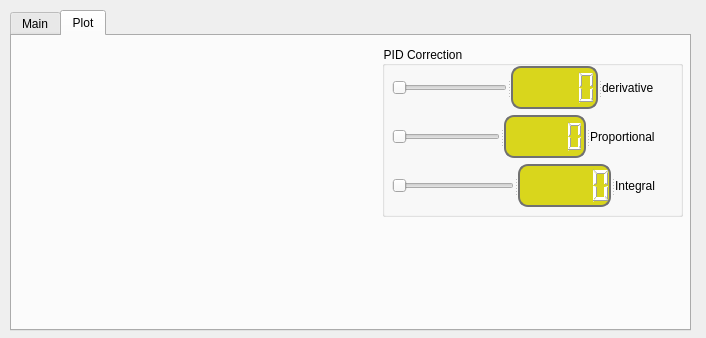
First picture: the form in gui_soft/soft/solder.ui, repository aramgeg/solder, before the edit.
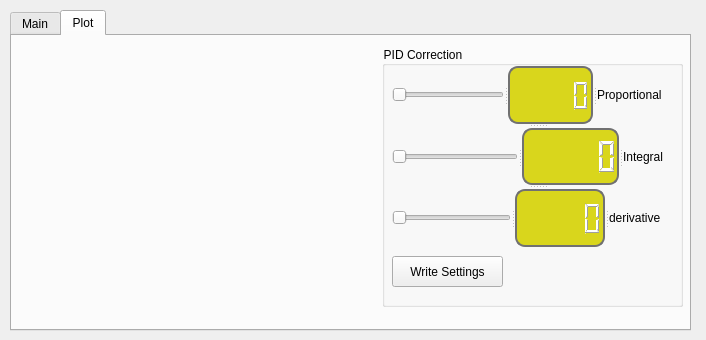
Second picture: the form after the edit. The open tabs and pages were chosen to show the change. Icons and pictures are not drawn.

Commit message: Added Pid control part.

What changed in the file:
```diff
--- a/gui_soft/soft/solder.ui
+++ b/gui_soft/soft/solder.ui
@@ -7,7 +7,7 @@
     <x>0</x>
     <y>0</y>
     <width>706</width>
-    <height>338</height>
+    <height>340</height>
    </rect>
   </property>
   <property name="windowTitle">
@@ -310,7 +310,7 @@
        <x>370</x>
        <y>10</y>
        <width>301</width>
-       <height>171</height>
+       <height>261</height>
       </rect>
      </property>
      <property name="title">
@@ -321,19 +321,28 @@
        <rect>
         <x>10</x>
         <y>20</y>
-        <width>281</width>
-        <height>141</height>
+        <width>291</width>
+        <height>181</height>
        </rect>
       </property>
       <layout class="QGridLayout" name="gridLayout">
-       <item row="1" column="0">
+       <item row="0" column="0">
+        <layout class="QVBoxLayout" name="verticalLayout">
+         <item>
+          <widget class="QSplitter" name="splitter_4">
+           <property name="orientation">
+            <enum>Qt::Vertical</enum>
+           </property>
         <widget class="QSplitter" name="pid_p_splitter">
          <property name="orientation">
           <enum>Qt::Horizontal</enum>
          </property>
          <widget class="QSlider" name="pid_p_slider">
           <property name="maximum">
-           <number>10</number>
+              <number>100</number>
+             </property>
+             <property name="singleStep">
+              <number>1</number>
           </property>
           <property name="orientation">
            <enum>Qt::Horizontal</enum>
@@ -357,8 +366,6 @@
           </property>
          </widget>
         </widget>
-       </item>
-       <item row="2" column="0">
         <widget class="QSplitter" name="pid_i_splitter">
          <property name="orientation">
           <enum>Qt::Horizontal</enum>
@@ -367,6 +374,9 @@
           <property name="mouseTracking">
            <bool>true</bool>
           </property>
+             <property name="maximum">
+              <number>100</number>
+             </property>
           <property name="orientation">
            <enum>Qt::Horizontal</enum>
           </property>
@@ -389,13 +399,14 @@
           </property>
          </widget>
         </widget>
-       </item>
-       <item row="0" column="0">
         <widget class="QSplitter" name="pid_d_splitter">
          <property name="orientation">
           <enum>Qt::Horizontal</enum>
          </property>
          <widget class="QSlider" name="pid_d_slider">
+             <property name="maximum">
+              <number>100</number>
+             </property>
           <property name="orientation">
            <enum>Qt::Horizontal</enum>
           </property>
@@ -418,8 +429,24 @@
           </property>
          </widget>
         </widget>
-       </item>
-      </layout>
+          </widget>
+         </item>
+        </layout>
+       </item>
+      </layout>
+     </widget>
+     <widget class="QPushButton" name="pid_write_settings_btn">
+      <property name="geometry">
+       <rect>
+        <x>10</x>
+        <y>210</y>
+        <width>111</width>
+        <height>31</height>
+       </rect>
+      </property>
+      <property name="text">
+       <string>Write Settings</string>
+      </property>
      </widget>
     </widget>
    </widget>
```
Left out of the diff: 36 changed lines with no effect on the pictures. Lines whose indentation alone changed are shown as unchanged. The commit also changes 2 other files.
